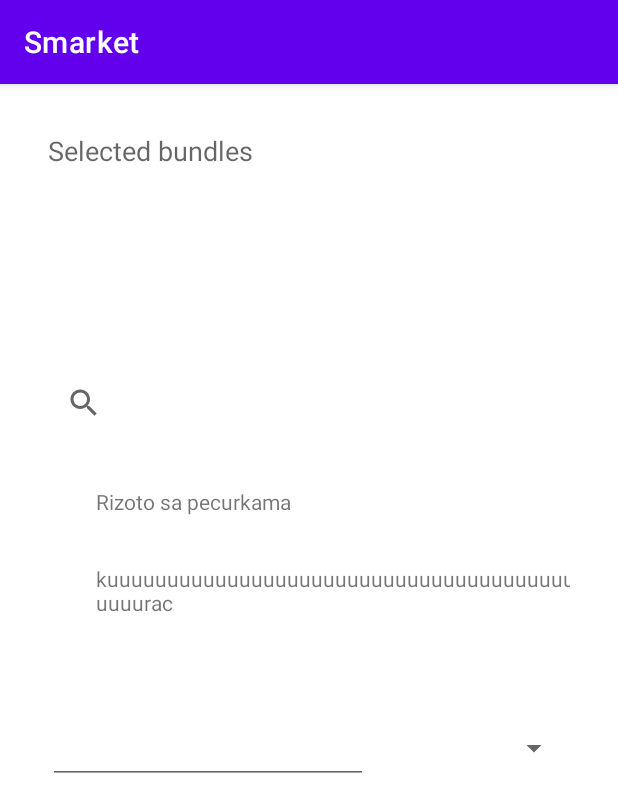
After one commit to PavleSekesan/Smarket, an Android app: the NewOrderActivity screen opened directly, with no data from a screen before it, on a phone screen of 412 x 824 dp. The commit adds this screen. Shown: the top 812 px of the screen. Run offline under Robolectric (Android 15) with nearby library versions, the phone set to English and light mode, and no system bars.

Commit message:
NewOrderActivity with communicating RecyclerViews for bundle selection

```diff
--- a/app/src/main/AndroidManifest.xml
+++ b/app/src/main/AndroidManifest.xml
@@ -9,6 +9,9 @@
         android:roundIcon="@mipmap/ic_launcher_round"
         android:supportsRtl="true"
         android:theme="@style/Theme.Smarket">
+        <activity
+            android:name=".NewOrderActivity"
+            android:exported="false" />
         <activity
             android:name=".SelectedBundleActivity"
             android:exported="false" />
--- /dev/null
+++ b/app/src/main/java/com/example/smarket/BundleSelectionAdapter.kt
@@ -0,0 +1,55 @@
+package com.example.smarket
+
+import android.content.Context
+import android.view.LayoutInflater
+import android.view.View
+import android.view.ViewGroup
+import android.widget.TextView
+import androidx.recyclerview.widget.RecyclerView
+
+class BundleSelectionAdapter(var context : Context, private var bundles: MutableList<ShoppingBundle>, var clickable : Boolean) :
+    RecyclerView.Adapter<BundleSelectionAdapter.ViewHolder>()  {
+    /**
+     * Provide a reference to the type of views that you are using
+     * (custom ViewHolder).
+     */
+    class ViewHolder(view: View) : RecyclerView.ViewHolder(view) {
+        val bundleName: TextView
+
+        init {
+            // Define click listener for the ViewHolder's View.
+            bundleName = view.findViewById(R.id.bundleNameTextView)
+        }
+    }
+
+    private val callback : BundleSelectionInterface? = context as? BundleSelectionInterface
+
+
+    // Create new views (invoked by the layout manager)
+    override fun onCreateViewHolder(viewGroup: ViewGroup, viewType: Int): ViewHolder {
+        // Create a new view, which defines the UI of the list item
+        val view = LayoutInflater.from(viewGroup.context)
+            .inflate(R.layout.bundle_simple, viewGroup, false)
+
+        return ViewHolder(view)
+    }
+
+    // Replace the contents of a view (invoked by the layout manager)
+    override fun onBindViewHolder(viewHolder: ViewHolder, position: Int) {
+
+        // Get element from your dataset at this position and replace the
+        // contents of the view with that element
+        val context = viewHolder.itemView.context
+
+        val bundle = bundles[position]
+        viewHolder.bundleName.text = bundle.name
+        if (clickable) {
+            viewHolder.itemView.setOnClickListener {
+                callback?.selectBundle(bundle, position)
+            }
+        }
+    }
+
+    // Return the size of your dataset (invoked by the layout manager)
+    override fun getItemCount() = bundles.size
+}
--- /dev/null
+++ b/app/src/main/java/com/example/smarket/BundleSelectionInterface.kt
@@ -0,0 +1,5 @@
+package com.example.smarket
+
+interface BundleSelectionInterface {
+    fun selectBundle(bundle : ShoppingBundle, position : Int)
+}
--- a/app/src/main/java/com/example/smarket/MainActivity.kt
+++ b/app/src/main/java/com/example/smarket/MainActivity.kt
@@ -61,6 +61,12 @@ class MainActivity : AppCompatActivity() {
         val bundlesFab = findViewById<FloatingActionButton>(R.id.fabBundles)
         bundlesFab.setOnClickListener {
             val intent = Intent(this, BundlesListActivity::class.java)
+            startActivity(intent)
+        }
+
+        val newOrderFab = findViewById<FloatingActionButton>(R.id.fabNewOrder)
+        newOrderFab.setOnClickListener {
+            val intent = Intent(this, NewOrderActivity::class.java)
             startActivity(intent)
         }
     }
--- /dev/null
+++ b/app/src/main/java/com/example/smarket/NewOrderActivity.kt
@@ -0,0 +1,43 @@
+package com.example.smarket
+
+import androidx.appcompat.app.AppCompatActivity
+import android.os.Bundle
+import androidx.lifecycle.LiveData
+import androidx.lifecycle.MutableLiveData
+import androidx.lifecycle.ViewModel
+import androidx.recyclerview.widget.LinearLayoutManager
+import androidx.recyclerview.widget.RecyclerView
+import java.text.FieldPosition
+
+class NewOrderActivity : BundleSelectionInterface, AppCompatActivity() {
+
+    private var selectedBundles = mutableListOf<ShoppingBundle>()
+    private var unselectedBundles = mutableListOf<ShoppingBundle>()
+    private var selectedBundlesAdapter = BundleSelectionAdapter(this, selectedBundles, false)
+    private var unselectedBundlesAdapter = BundleSelectionAdapter(this, unselectedBundles, true)
+    override fun onCreate(savedInstanceState: Bundle?) {
+        super.onCreate(savedInstanceState)
+        setContentView(R.layout.activity_new_order)
+
+        unselectedBundles = mutableListOf(ShoppingBundle("Rizoto sa pecurkama", listOf(ShoppingItem("Rizoto", 1, "kom."), ShoppingItem("pecurka", 1, "kom."))), ShoppingBundle("kuuuuuuuuuuuuuuuuuuuuuuuuuuuuuuuuuuuuuuuuuuuuuurac", listOf(ShoppingItem("kurac1", 2, "kom."), ShoppingItem("kurac2", 2, "kom."), ShoppingItem("kurac3", 5, "kom."))))
+
+        val selectedBundlesList = findViewById<RecyclerView>(R.id.selectedBundlesRecyclerView)
+        val unselectedBundlesList = findViewById<RecyclerView>(R.id.unselectedBundlesRecyclerView)
+
+        selectedBundlesAdapter = BundleSelectionAdapter(this, selectedBundles, false)
+        unselectedBundlesAdapter = BundleSelectionAdapter(this, unselectedBundles, true)
+
+        selectedBundlesList.adapter = selectedBundlesAdapter
+        unselectedBundlesList.adapter = unselectedBundlesAdapter
+        selectedBundlesList.layoutManager = LinearLayoutManager(this)
+        unselectedBundlesList.layoutManager = LinearLayoutManager(this)
+
+    }
+
+    override fun selectBundle(bundle: ShoppingBundle, position: Int) {
+        selectedBundles.add(bundle)
+        unselectedBundles.removeAt(position)
+        selectedBundlesAdapter.notifyItemInserted(selectedBundles.size)
+        unselectedBundlesAdapter.notifyItemRemoved(position)
+    }
+}
--- /dev/null
+++ b/app/src/main/res/layout/activity_new_order.xml
@@ -0,0 +1,74 @@
+<?xml version="1.0" encoding="utf-8"?>
+<androidx.constraintlayout.widget.ConstraintLayout xmlns:android="http://schemas.android.com/apk/res/android"
+    xmlns:app="http://schemas.android.com/apk/res-auto"
+    xmlns:tools="http://schemas.android.com/tools"
+    android:layout_width="match_parent"
+    android:layout_height="match_parent"
+    tools:context=".NewOrderActivity">
+
+    <TextView
+        android:id="@+id/labelTextView"
+        android:layout_width="wrap_content"
+        android:layout_height="wrap_content"
+        android:layout_marginStart="32dp"
+        android:layout_marginTop="32dp"
+        android:text="Selected bundles"
+        android:textAppearance="@style/TextAppearance.AppCompat.Medium"
+        app:layout_constraintStart_toStartOf="parent"
+        app:layout_constraintTop_toTopOf="parent" />
+
+    <androidx.recyclerview.widget.RecyclerView
+        android:id="@+id/selectedBundlesRecyclerView"
+        android:layout_width="0dp"
+        android:layout_height="100dp"
+        android:layout_marginStart="32dp"
+        android:layout_marginTop="16dp"
+        android:layout_marginEnd="32dp"
+        app:layout_constraintEnd_toEndOf="parent"
+        app:layout_constraintStart_toStartOf="parent"
+        app:layout_constraintTop_toBottomOf="@+id/labelTextView"
+        tools:itemCount="3" />
+
+    <SearchView
+        android:id="@+id/bundlesSearchView"
+        android:layout_width="0dp"
+        android:layout_height="wrap_content"
+        android:layout_marginStart="32dp"
+        android:layout_marginTop="16dp"
+        android:layout_marginEnd="32dp"
+        app:layout_constraintEnd_toEndOf="parent"
+        app:layout_constraintStart_toStartOf="parent"
+        app:layout_constraintTop_toBottomOf="@+id/selectedBundlesRecyclerView" />
+
+    <androidx.recyclerview.widget.RecyclerView
+        android:id="@+id/unselectedBundlesRecyclerView"
+        android:layout_width="0dp"
+        android:layout_height="150dp"
+        android:layout_marginStart="32dp"
+        android:layout_marginTop="16dp"
+        android:layout_marginEnd="32dp"
+        app:layout_constraintEnd_toEndOf="parent"
+        app:layout_constraintStart_toStartOf="parent"
+        app:layout_constraintTop_toBottomOf="@+id/bundlesSearchView" />
+
+    <EditText
+        android:id="@+id/editTextDate"
+        android:layout_width="wrap_content"
+        android:layout_height="48dp"
+        android:layout_marginStart="32dp"
+        android:layout_marginTop="16dp"
+        android:ems="10"
+        android:inputType="date"
+        app:layout_constraintStart_toStartOf="parent"
+        app:layout_constraintTop_toBottomOf="@+id/unselectedBundlesRecyclerView" />
+
+    <Spinner
+        android:id="@+id/repeatSelectionSpinner"
+        android:layout_width="wrap_content"
+        android:layout_height="48dp"
+        android:layout_marginEnd="32dp"
+        app:layout_constraintBottom_toBottomOf="@+id/editTextDate"
+        app:layout_constraintEnd_toEndOf="parent"
+        app:layout_constraintTop_toTopOf="@+id/editTextDate" />
+
+</androidx.constraintlayout.widget.ConstraintLayout>
--- /dev/null
+++ b/app/src/main/res/layout/bundle_simple.xml
@@ -0,0 +1,19 @@
+<?xml version="1.0" encoding="utf-8"?>
+<androidx.constraintlayout.widget.ConstraintLayout xmlns:android="http://schemas.android.com/apk/res/android"
+    xmlns:app="http://schemas.android.com/apk/res-auto"
+    xmlns:tools="http://schemas.android.com/tools"
+    android:layout_width="match_parent"
+    android:layout_height="wrap_content">
+
+    <TextView
+        android:id="@+id/bundleNameTextView"
+        android:layout_width="wrap_content"
+        android:layout_height="wrap_content"
+        android:layout_marginStart="32dp"
+        android:layout_marginTop="16dp"
+        android:layout_marginBottom="16dp"
+        android:text="Bundle name"
+        app:layout_constraintBottom_toBottomOf="parent"
+        app:layout_constraintStart_toStartOf="parent"
+        app:layout_constraintTop_toTopOf="parent" />
+</androidx.constraintlayout.widget.ConstraintLayout>
--- a/app/src/main/res/layout/navigation.xml
+++ b/app/src/main/res/layout/navigation.xml
@@ -15,11 +15,11 @@
         android:clickable="true"
         android:src="@drawable/ic_settings_20"
         app:layout_constraintBottom_toBottomOf="parent"
-        app:layout_constraintEnd_toStartOf="@id/floatingActionButton2"
+        app:layout_constraintEnd_toStartOf="@id/fabNewOrder"
         app:layout_constraintStart_toStartOf="parent" />
 
     <com.google.android.material.floatingactionbutton.FloatingActionButton
-        android:id="@+id/floatingActionButton2"
+        android:id="@+id/fabNewOrder"
         android:layout_width="wrap_content"
         android:layout_height="wrap_content"
         android:layout_marginBottom="8dp"
@@ -36,7 +36,7 @@
         android:layout_marginBottom="8dp"
         android:clickable="true"
         app:layout_constraintBottom_toBottomOf="parent"
-        app:layout_constraintLeft_toRightOf="@id/floatingActionButton2"
+        app:layout_constraintLeft_toRightOf="@id/fabNewOrder"
         app:layout_constraintRight_toLeftOf="@id/fabBundles"
         app:srcCompat="@drawable/ic_kitchen_24" />
 
```
